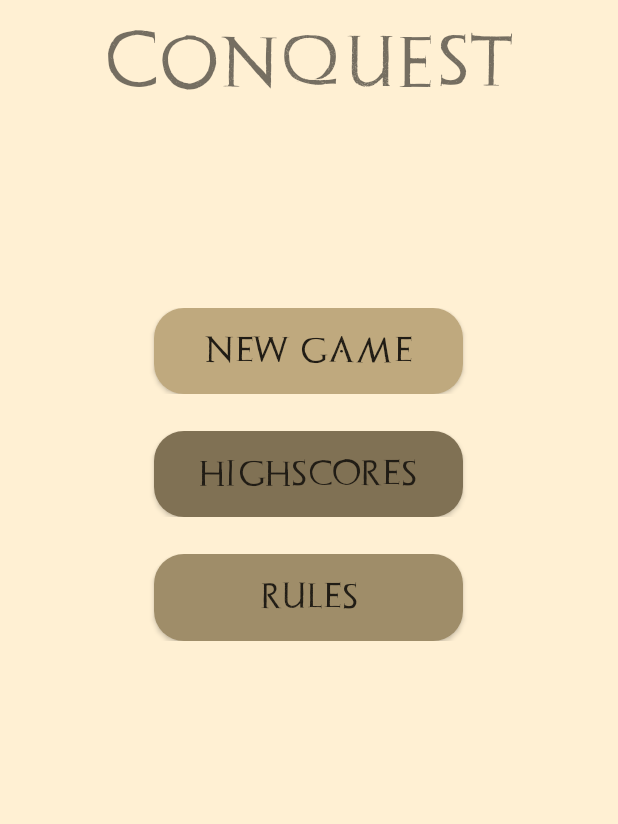
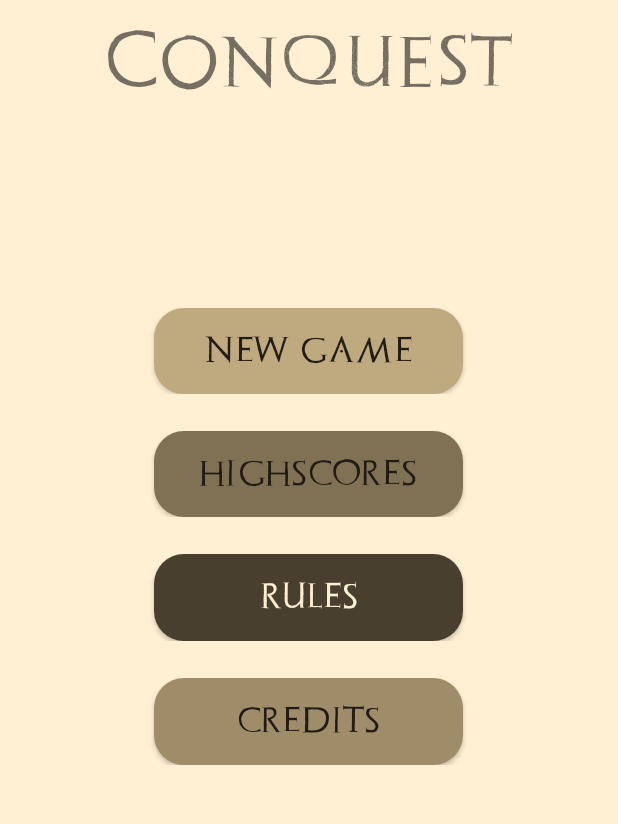
Before and after one commit to PatrykKudyk/PhilosophicalConquest, an Android app: the screen it shows after launch (MainActivity), on a phone screen of 412 x 824 dp, the part 246-1070 px from its top. Run offline under Robolectric (Android 15) with nearby library versions, the phone set to English and light mode, and no system bars.

Commit message:
added credits

```diff
--- a/PhilosophicalConquest/app/src/main/java/com/example/philosophicalconquest/MainActivity.kt
+++ b/PhilosophicalConquest/app/src/main/java/com/example/philosophicalconquest/MainActivity.kt
@@ -13,7 +13,8 @@
     GameFragment.OnFragmentInteractionListener,
     HighscoresFragment.OnFragmentInteractionListener,
     RulesFragment.OnFragmentInteractionListener,
-    WinFragment.OnFragmentInteractionListener {
+    WinFragment.OnFragmentInteractionListener,
+    CreditsFragment.OnFragmentInteractionListener {
 
     lateinit var mainMenuFragment: MainMenuFragment
 
--- /dev/null
+++ b/PhilosophicalConquest/app/src/main/res/drawable-v24/button_background_medium_light.xml
@@ -0,0 +1,8 @@
+<?xml version="1.0" encoding="utf-8"?>
+<shape xmlns:android="http://schemas.android.com/apk/res/android">
+
+    <solid android:color="@color/colorYellowMediumDark" />
+
+    <corners android:radius="20dp" />
+
+</shape>
--- a/PhilosophicalConquest/app/src/main/res/layout/fragment_main_menu.xml
+++ b/PhilosophicalConquest/app/src/main/res/layout/fragment_main_menu.xml
@@ -122,9 +122,38 @@
                 android:layout_width="0dp"
                 android:layout_height="match_parent"
                 android:layout_weight="5"
+                android:background="@drawable/button_background_medium_light"
+                android:textColor="@color/colorBackground"
+                android:text="@string/menu_rules"
+                android:textSize="18dip"
+                android:fontFamily="@font/archeologicaps"
+                app:layout_constraintEnd_toEndOf="parent"
+                app:layout_constraintStart_toStartOf="parent"
+                app:layout_constraintTop_toBottomOf="@+id/button_menu_high_scores" />
+
+        </LinearLayout>
+
+        <View
+            android:layout_width="match_parent"
+            android:layout_height="0dp"
+            android:layout_weight="3" />
+
+        <LinearLayout
+            android:layout_width="match_parent"
+            android:layout_height="0dp"
+            android:layout_weight="7"
+            android:gravity="center"
+            android:orientation="horizontal"
+            android:weightSum="10">
+
+            <Button
+                android:id="@+id/button_menu_credits"
+                android:layout_width="0dp"
+                android:layout_height="match_parent"
+                android:layout_weight="5"
                 android:background="@drawable/button_background_medium"
                 android:textColor="@color/colorBlack"
-                android:text="@string/menu_rules"
+                android:text="@string/menu_credits"
                 android:textSize="18dip"
                 android:fontFamily="@font/archeologicaps"
                 app:layout_constraintEnd_toEndOf="parent"
--- a/PhilosophicalConquest/app/src/main/res/values/strings.xml
+++ b/PhilosophicalConquest/app/src/main/res/values/strings.xml
@@ -6,6 +6,7 @@
     <string name="menu_new_game">New Game</string>
     <string name="menu_rules">Rules</string>
     <string name="menu_high_scores">Highscores</string>
+    <string name="menu_credits">Credits</string>
     <string name="choice_short">Short</string>
     <string name="choice_medium">Medium</string>
     <string name="choice_long">Long</string>
@@ -54,4 +55,7 @@
     <string name="toast_enter_nickname">Enter nickname</string>
     <string name="hint_nickname">Nickname</string>
     <string name="highscores_title">Highscores</string>
+    <string name="credits_title">Credits</string>
+    <string name="credits_app_author">App was made by Patryk Kudyk</string>
+    <string name="credits_icons_author">Icons made by Freepik from flaticon.com</string>
 </resources>
```
Also changed, not shown: PhilosophicalConquest/app/src/main/java/com/example/philosophicalconquest/fragments/CreditsFragment.kt (added, +88 -0 lines), PhilosophicalConquest/app/src/main/java/com/example/philosophicalconquest/fragments/MainMenuFragment.kt (+18 -3 lines), PhilosophicalConquest/app/src/main/res/layout/fragment_credits.xml (added, +68 -0 lines).
